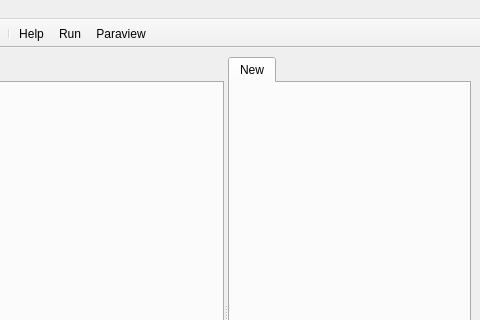
jmarcelogimenez/petroSym, file petroSym/petroSym.ui: the form before one commit; both pictures show x 318 to 798 and y 0 to 320 of the 798 by 600 pixel window.
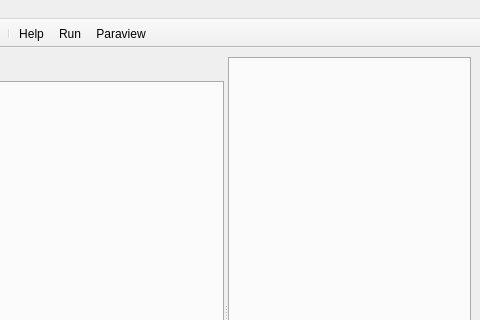
The form after the commit. The open tabs and pages were chosen to show the change. Icons and pictures are not drawn.

Commit message: Solving some problems with tabs and snapshots

Patch:
```diff
--- a/petroSym/petroSym.ui
+++ b/petroSym/petroSym.ui
@@ -276,11 +276,6 @@
           <property name="currentIndex">
            <number>0</number>
           </property>
-          <widget class="QWidget" name="initial_tab">
-           <attribute name="title">
-            <string>New</string>
-           </attribute>
-          </widget>
          </widget>
         </item>
        </layout>
```
Left out of the diff: 4 changed lines with no effect on the pictures. The commit also changes 1 other file.
